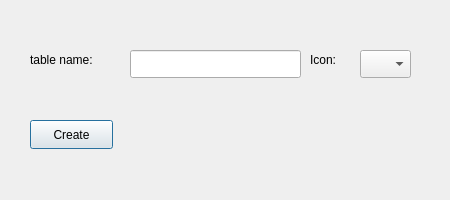
The window that addtable.ui (sochok222/RadikPass) describes before a commit, drawn with Qt 5.
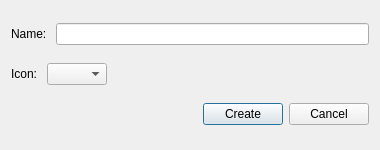
The same window after the commit.

```diff
--- a/addtable.ui
+++ b/addtable.ui
@@ -6,78 +6,121 @@
    <rect>
     <x>0</x>
     <y>0</y>
-    <width>450</width>
-    <height>200</height>
+    <width>380</width>
+    <height>150</height>
    </rect>
   </property>
+  <property name="sizePolicy">
+   <sizepolicy hsizetype="Fixed" vsizetype="Fixed">
+    <horstretch>0</horstretch>
+    <verstretch>0</verstretch>
+   </sizepolicy>
+  </property>
   <property name="minimumSize">
    <size>
-    <width>0</width>
-    <height>0</height>
+    <width>380</width>
+    <height>150</height>
+   </size>
+  </property>
+  <property name="maximumSize">
+   <size>
+    <width>380</width>
+    <height>150</height>
    </size>
   </property>
   <property name="windowTitle">
    <string>Dialog</string>
   </property>
-  <widget class="QPushButton" name="addTableButton">
-   <property name="geometry">
-    <rect>
-     <x>30</x>
-     <y>120</y>
-     <width>83</width>
-     <height>29</height>
-    </rect>
-   </property>
-   <property name="text">
-    <string>Create</string>
-   </property>
-  </widget>
-  <widget class="QLineEdit" name="nameEdit">
-   <property name="geometry">
-    <rect>
-     <x>130</x>
-     <y>50</y>
-     <width>171</width>
-     <height>28</height>
-    </rect>
-   </property>
-  </widget>
-  <widget class="QLabel" name="label">
-   <property name="geometry">
-    <rect>
-     <x>30</x>
-     <y>50</y>
-     <width>91</width>
-     <height>20</height>
-    </rect>
-   </property>
-   <property name="text">
-    <string>table name:</string>
-   </property>
-  </widget>
-  <widget class="QLabel" name="label_2">
-   <property name="geometry">
-    <rect>
-     <x>310</x>
-     <y>50</y>
-     <width>41</width>
-     <height>20</height>
-    </rect>
-   </property>
-   <property name="text">
-    <string>Icon: </string>
-   </property>
-  </widget>
-  <widget class="QComboBox" name="comboBox">
-   <property name="geometry">
-    <rect>
-     <x>360</x>
-     <y>50</y>
-     <width>51</width>
-     <height>28</height>
-    </rect>
-   </property>
-  </widget>
+  <layout class="QVBoxLayout" name="verticalLayout">
+   <item>
+    <layout class="QHBoxLayout" name="horizontalLayout_4">
+     <item>
+      <widget class="QLabel" name="label">
+       <property name="text">
+        <string>Name: </string>
+       </property>
+      </widget>
+     </item>
+     <item>
+      <widget class="QLineEdit" name="nameEdit"/>
+     </item>
+    </layout>
+   </item>
+   <item>
+    <layout class="QHBoxLayout" name="horizontalLayout_5">
+     <item>
+      <widget class="QLabel" name="label_2">
+       <property name="text">
+        <string>Icon: </string>
+       </property>
+      </widget>
+     </item>
+     <item>
+      <widget class="QComboBox" name="comboBox">
+       <property name="enabled">
+        <bool>true</bool>
+       </property>
+       <property name="minimumSize">
+        <size>
+         <width>60</width>
+         <height>0</height>
+        </size>
+       </property>
+       <property name="maximumSize">
+        <size>
+         <width>60</width>
+         <height>16777215</height>
+        </size>
+       </property>
+      </widget>
+     </item>
+     <item>
+      <spacer name="horizontalSpacer">
+       <property name="orientation">
+        <enum>Qt::Orientation::Horizontal</enum>
+       </property>
+       <property name="sizeHint" stdset="0">
+        <size>
+         <width>40</width>
+         <height>20</height>
+        </size>
+       </property>
+      </spacer>
+     </item>
+    </layout>
+   </item>
+   <item>
+    <layout class="QHBoxLayout" name="horizontalLayout_6">
+     <item>
+      <spacer name="horizontalSpacer_2">
+       <property name="orientation">
+        <enum>Qt::Orientation::Horizontal</enum>
+       </property>
+       <property name="sizeHint" stdset="0">
+        <size>
+         <width>40</width>
+         <height>20</height>
+        </size>
+       </property>
+      </spacer>
+     </item>
+     <item>
+      <widget class="QPushButton" name="addTableButton">
+       <property name="text">
+        <string>Create</string>
+       </property>
+      </widget>
+     </item>
+     <item>
+      <widget class="QPushButton" name="buttonCancel">
+       <property name="text">
+        <string>Cancel</string>
+       </property>
+      </widget>
+     </item>
+    </layout>
+   </item>
+  </layout>
  </widget>
  <resources/>
  <connections/>
```
